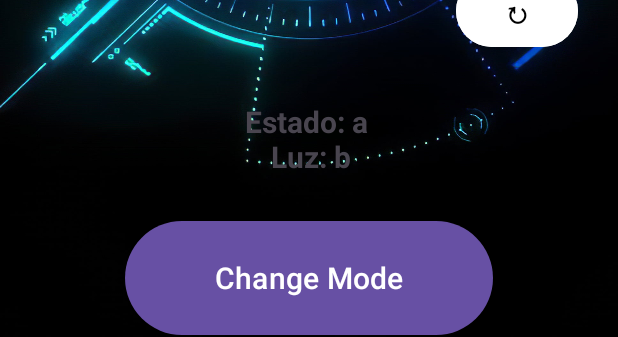
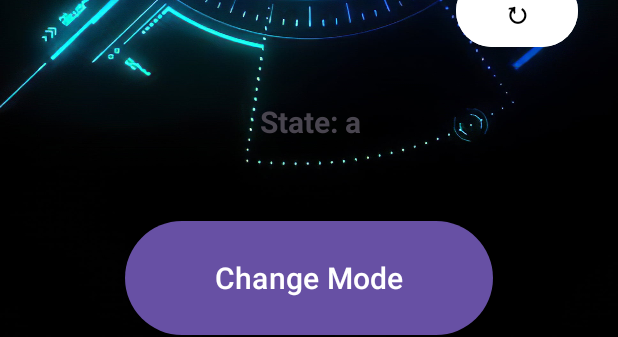
Before and after one commit to Martin-Roberto-lecuona/TP_SOA, an Android app: the layout activity_controls.xml on its own in the app's theme, with its tools: preview values and no code run, on a phone screen of 412 x 824 dp. Shown: the part 211-548 px from the top of the screen. Run offline under Robolectric (Android 15) with nearby library versions, the phone set to English and light mode, and no system bars.

Commit message:
mejora palabras

```diff
--- a/Elultimo/app/src/main/res/layout/activity_controls.xml
+++ b/Elultimo/app/src/main/res/layout/activity_controls.xml
@@ -40,7 +40,7 @@
         android:layout_width="252dp"
         android:layout_height="46dp"
         android:layout_marginTop="208dp"
-        android:text="Estado: a \nLuz: b"
+        android:text="State: a"
         android:textAlignment="center"
         android:textSize="20sp"
         android:textStyle="bold"
```
